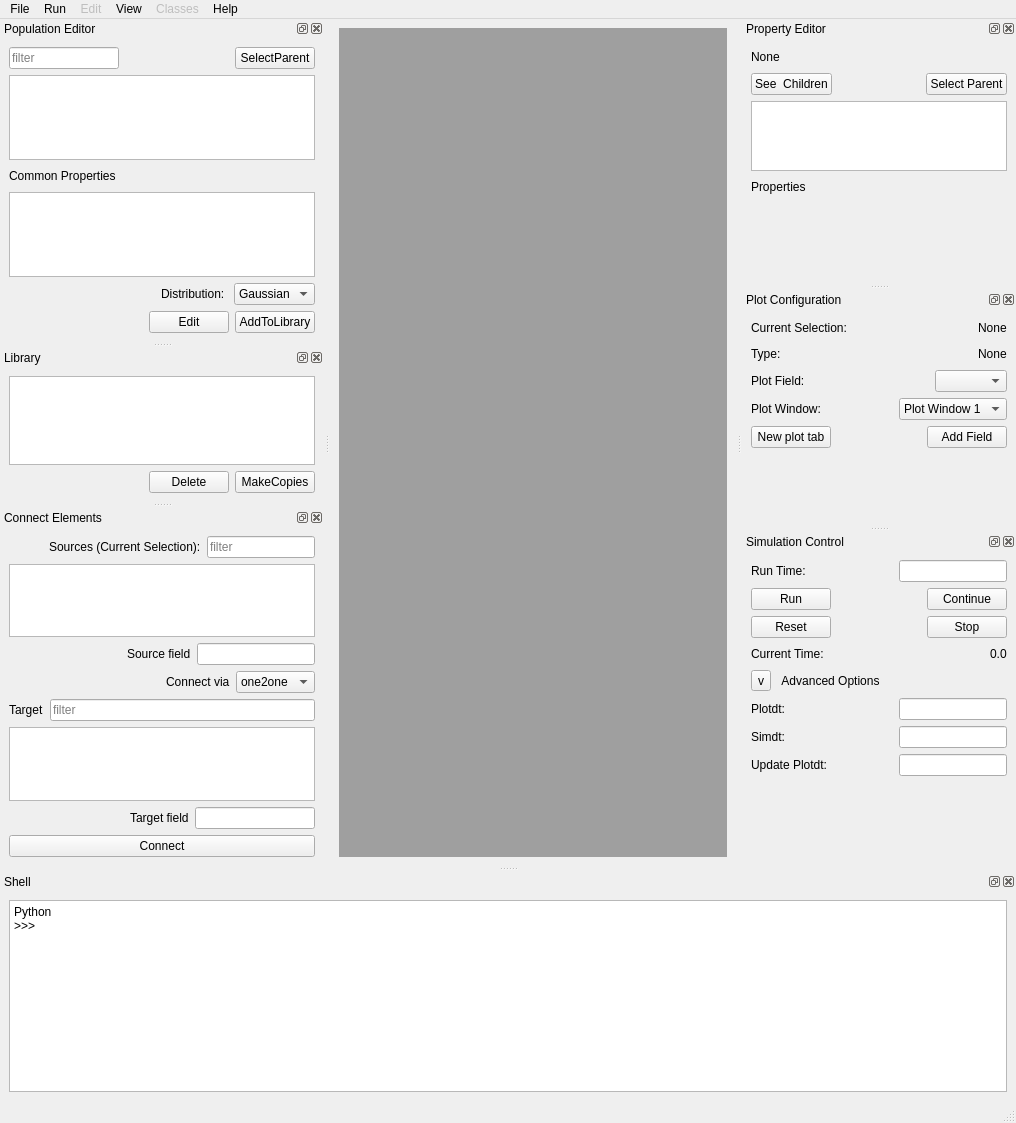
Before: the Qt Designer form moose/branches/dh_branch/gui/newgui.ui in physicalist/ncbs-moose, drawn with Qt 5.
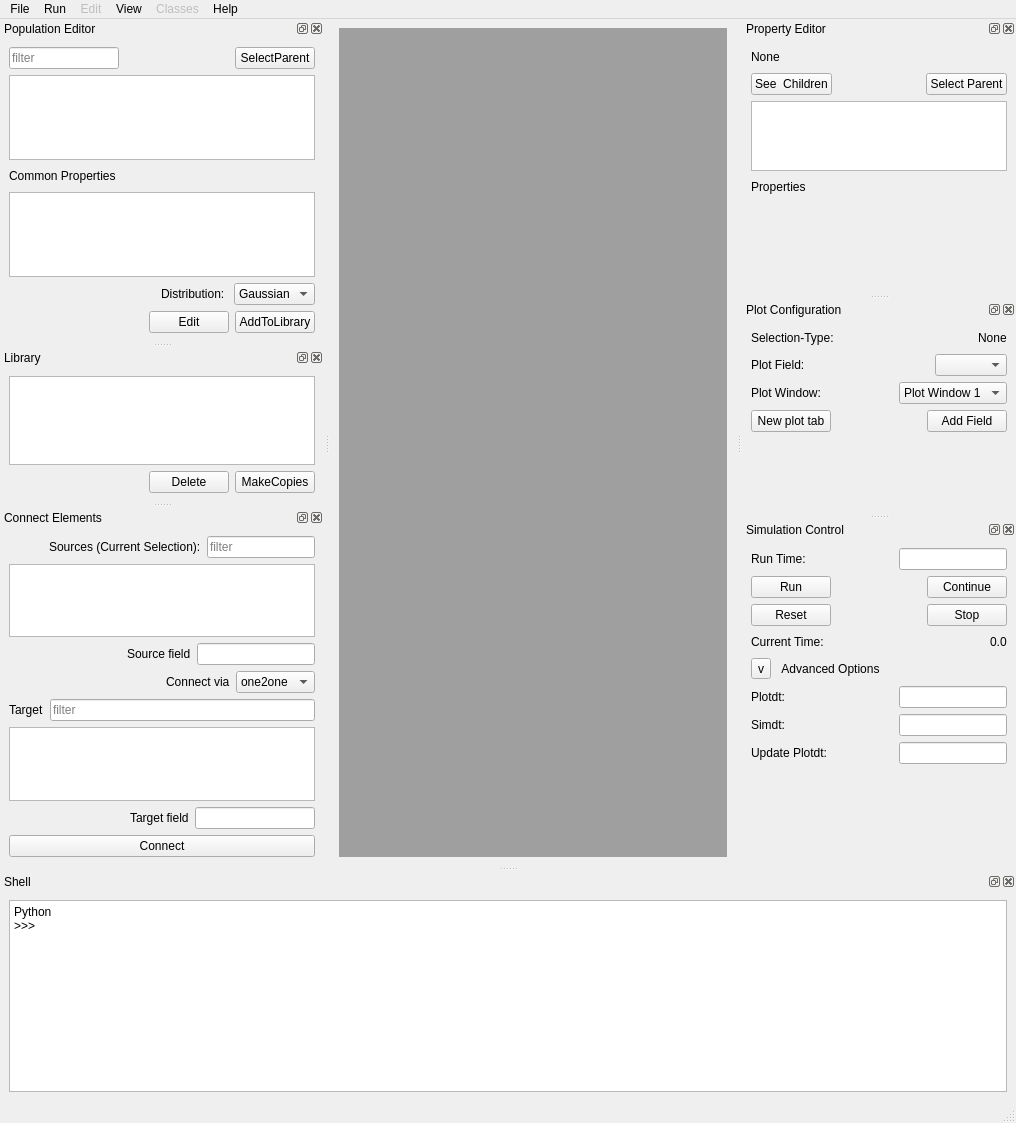
After: the same form once the commit is applied. Custom widgets are drawn as their Qt base class.

Commit message: decreasing another line in plot config by removing seletion type - this is already available in property editor

Patch:
```diff
--- a/moose/branches/dh_branch/gui/newgui.ui
+++ b/moose/branches/dh_branch/gui/newgui.ui
@@ -759,7 +759,7 @@
        <item>
         <widget class="QLabel" name="label_8">
          <property name="text">
-          <string>Current Selection:</string>
+          <string>Selection-Type:</string>
          </property>
         </widget>
        </item>
@@ -785,37 +785,6 @@
        </item>
       </layout>
      </item>
-     <item>
-      <layout class="QHBoxLayout" name="horizontalLayout_19">
-       <item>
-        <widget class="QLabel" name="label_11">
-         <property name="text">
-          <string>Type: </string>
-         </property>
-        </widget>
-       </item>
-       <item>
-        <spacer name="horizontalSpacer_14">
-         <property name="orientation">
-          <enum>Qt::Horizontal</enum>
-         </property>
-         <property name="sizeHint" stdset="0">
-          <size>
-           <width>40</width>
-           <height>20</height>
-          </size>
-         </property>
-        </spacer>
-       </item>
-       <item>
-        <widget class="QLabel" name="plotConfigCurrentSelectionTypeLabel">
-         <property name="text">
-          <string>None</string>
-         </property>
-        </widget>
-       </item>
-      </layout>
-     </item>
      <item>
       <layout class="QHBoxLayout" name="horizontalLayout_16">
        <item>
```
The commit also changes 2 other files.
